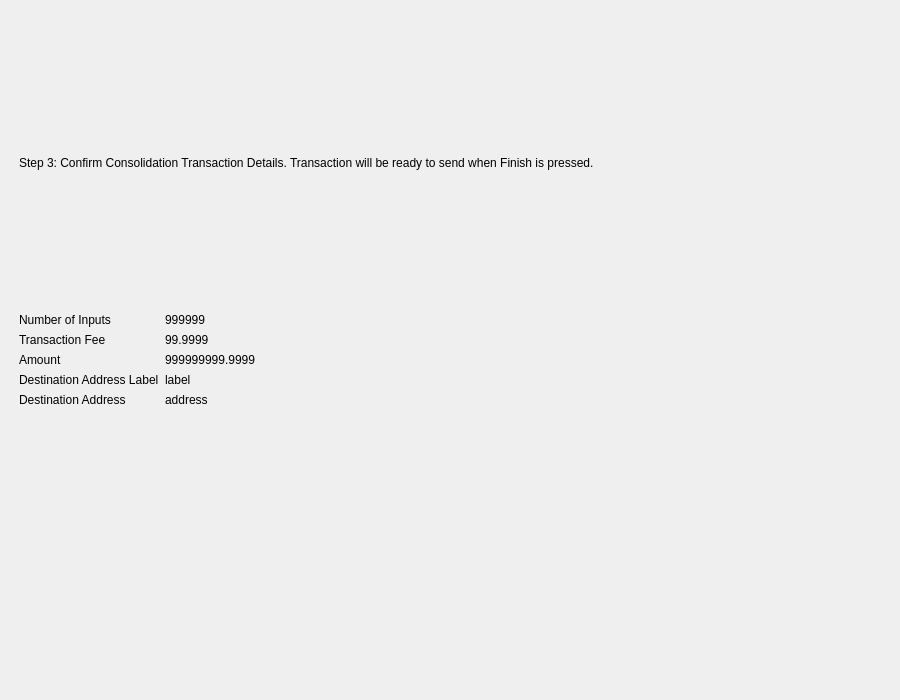
First picture: the form in src/qt/forms/consolidateunspentwizardsendpage.ui, repository gridcoin-community/Gridcoin-Research, before the edit.
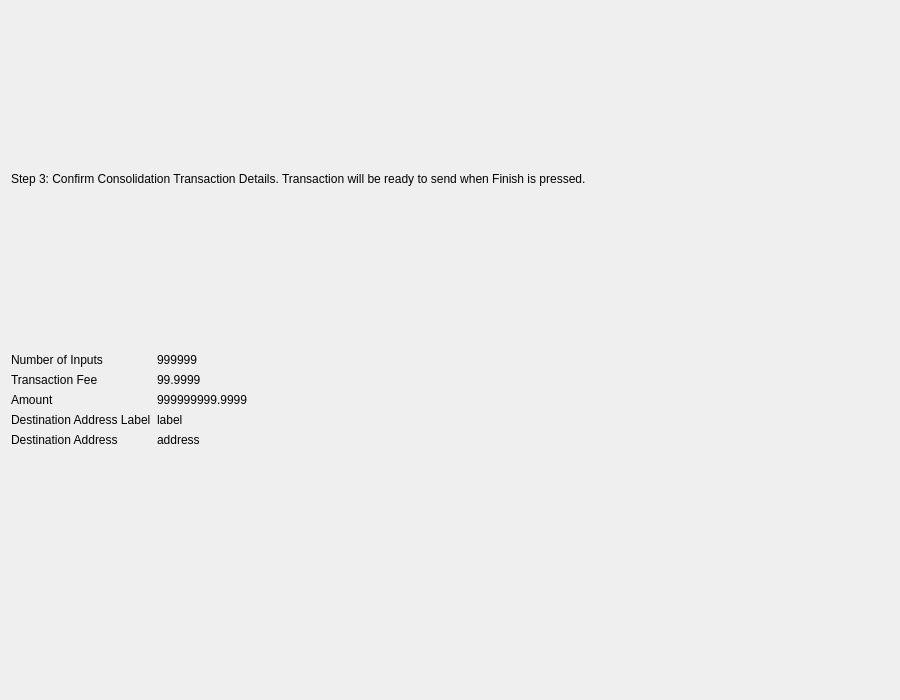
Second picture: the form after the edit.

Commit message:
Enable responsive layouts for UTXO consolidation wizard
This enables the wizard page widgets to grow or shrink as the wizard
dialog size changes.

Diff of the .ui file:
```diff
--- a/src/qt/forms/consolidateunspentwizardsendpage.ui
+++ b/src/qt/forms/consolidateunspentwizardsendpage.ui
@@ -10,18 +10,17 @@
     <height>700</height>
    </rect>
   </property>
+  <property name="sizePolicy">
+   <sizepolicy hsizetype="Expanding" vsizetype="Expanding">
+    <horstretch>0</horstretch>
+    <verstretch>0</verstretch>
+   </sizepolicy>
+  </property>
   <property name="windowTitle">
    <string>WizardPage</string>
   </property>
-  <widget class="QWidget" name="verticalLayoutWidget">
-   <property name="geometry">
-    <rect>
-     <x>19</x>
-     <y>19</y>
-     <width>851</width>
-     <height>581</height>
-    </rect>
-   </property>
+  <layout class="QVBoxLayout" name="verticalLayout_2">
+   <item>
    <layout class="QVBoxLayout" name="verticalLayout">
     <item>
      <layout class="QHBoxLayout" name="horizontalLayout">
@@ -112,7 +111,8 @@
      </layout>
     </item>
    </layout>
-  </widget>
+   </item>
+  </layout>
  </widget>
  <resources/>
  <connections/>
```
Lines whose indentation alone changed are shown as unchanged. The commit also changes 3 other files.
